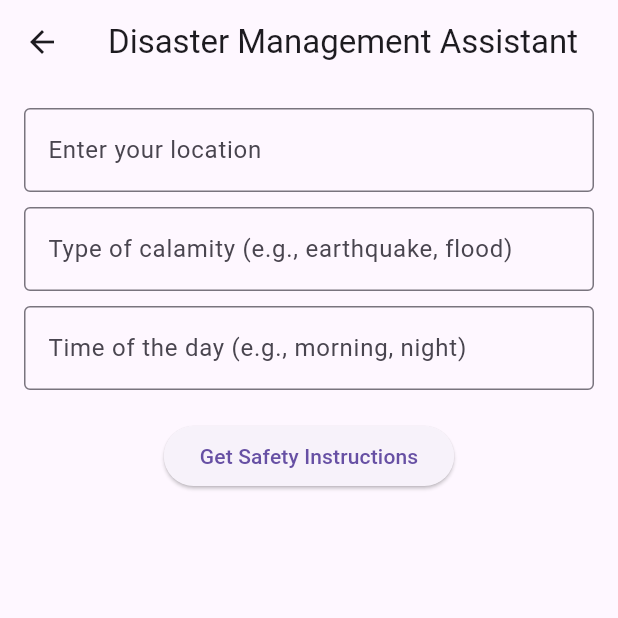
After one commit to Govind2005/Sewamitra-app, a Flutter app: the screen it shows after launch, after a tap on the "chat" icon, on a phone screen of 412 x 824 dp, the top half of it. The commit adds this screen. Run offline on Flutter 3.47's test engine with Material 3 defaults, Android fonts, the phone set to English and light mode, and no system bars; our stand-ins replace cloud_firestore, firebase_auth, firebase_core, flutter_markdown, google_sign_in; accounts and stored records are empty.

Commit message:
chatbot added

```diff
--- /dev/null
+++ b/lib/chatbot/chatbot_screen.dart
@@ -0,0 +1,125 @@
+import 'package:flutter/material.dart';
+import 'package:flutter_markdown/flutter_markdown.dart';
+import 'package:sewamitra/chatbot/gemini_service.dart';
+
+class ChatbotScreen extends StatefulWidget {
+  const ChatbotScreen({Key? key}) : super(key: key);
+
+  @override
+  _ChatbotScreenState createState() => _ChatbotScreenState();
+}
+
+class _ChatbotScreenState extends State<ChatbotScreen> {
+  final TextEditingController _placeController = TextEditingController();
+  final TextEditingController _calamityController = TextEditingController();
+  final TextEditingController _timeController = TextEditingController();
+
+  String _response = '';
+  bool _isLoading = false;
+
+  void _handleSubmit() async {
+    String place = _placeController.text.trim();
+    String calamity = _calamityController.text.trim();
+    String time = _timeController.text.trim();
+
+    if (place.isEmpty || calamity.isEmpty || time.isEmpty) {
+      setState(() {
+        _response = "Please fill in all fields.";
+      });
+      return;
+    }
+
+    String prompt =
+        "I am at $place, which has been hit with a $calamity at $time time of the day. "
+        "What are the steps I must follow? Please keep them concise and easy to read.";
+
+    // print("Generated prompt: $prompt");
+
+    setState(() {
+      _isLoading = true;
+      _response = '';
+    });
+
+    try {
+      String response = await GeminiService().getResponse(prompt);
+      setState(() {
+        _response = response;
+        _isLoading = false;
+      });
+    } catch (e) {
+      setState(() {
+        _response = 'Error: $e';
+        _isLoading = false;
+      });
+    }
+  }
+
+  @override
+  Widget build(BuildContext context) {
+    return Scaffold(
+      appBar: AppBar(title: Text('Disaster Management Assistant')),
+      body: Padding(
+        padding: const EdgeInsets.all(16.0),
+        child: Column(
+          children: [
+            // Location Input
+            TextField(
+              controller: _placeController,
+              decoration: InputDecoration(
+                labelText: 'Enter your location',
+                border: OutlineInputBorder(),
+              ),
+            ),
+            SizedBox(height: 10),
+
+            // Calamity Type Input
+            TextField(
+              controller: _calamityController,
+              decoration: InputDecoration(
+                labelText: 'Type of calamity (e.g., earthquake, flood)',
+                border: OutlineInputBorder(),
+              ),
+            ),
+            SizedBox(height: 10),
+
+            // Time of the Day Input
+            TextField(
+              controller: _timeController,
+              decoration: InputDecoration(
+                labelText: 'Time of the day (e.g., morning, night)',
+                border: OutlineInputBorder(),
+              ),
+            ),
+            SizedBox(height: 20),
+
+            // Submit Button
+            ElevatedButton(
+              onPressed: _handleSubmit,
+              child: Text('Get Safety Instructions'),
+            ),
+            SizedBox(height: 20),
+
+            // Show loading indicator
+            if (_isLoading) CircularProgressIndicator(),
+
+            // Response Display
+            if (_response.isNotEmpty)
+              Expanded(
+                child: Container(
+                  padding: EdgeInsets.all(10),
+                  decoration: BoxDecoration(
+                    border: Border.all(color: Colors.grey),
+                    borderRadius: BorderRadius.circular(8),
+                  ),
+                  child: SingleChildScrollView(
+                    child: MarkdownBody(
+                        data: _response), // Render formatted response
+                  ),
+                ),
+              ),
+          ],
+        ),
+      ),
+    );
+  }
+}
--- /dev/null
+++ b/lib/chatbot/gemini_service.dart
@@ -0,0 +1,36 @@
+import 'dart:convert';
+import 'package:http/http.dart' as http;
+
+class GeminiService {
+  final String apiKey = 'AIzaSyC4Wm4h_bcvc2IsAH91Kvm1y2OITfRq-tM';
+  String get apiUrl =>
+      'https://generativelanguage.googleapis.com/v1beta/models/gemini-2.0-flash:generateContent?key=$apiKey';
+
+  Future<String> getResponse(String query) async {
+    print('Sending request to Gemini AI');
+    final response = await http.post(
+      Uri.parse(apiUrl),
+      headers: {
+        'Content-Type': 'application/json',
+      },
+      body: jsonEncode({
+        "contents": [
+          {
+            "parts": [
+              {"text": query}
+            ]
+          }
+        ]
+      }),
+    );
+
+    print('Response status: ${response.statusCode}');
+    if (response.statusCode == 200) {
+      final data = jsonDecode(response.body);
+      return data['candidates'][0]['content']['parts'][0]['text'];
+    } else {
+      throw Exception(
+          'Failed to get response from Gemini AI: Response Status: ${response.statusCode}');
+    }
+  }
+}
--- a/lib/screens/base/home_page.dart
+++ b/lib/screens/base/home_page.dart
@@ -1,5 +1,6 @@
 import 'package:flutter/cupertino.dart';
 import 'package:flutter/material.dart';
+import 'package:sewamitra/chatbot/chatbot_screen.dart';
 import 'package:sewamitra/screens/base/volunteer_page.dart';
 import 'package:sewamitra/services/survival_guide.dart';
 
@@ -211,6 +212,19 @@ class HomePage extends StatelessWidget {
           ),
         ],
       ),
+      floatingActionButton: FloatingActionButton(
+        onPressed: () {
+          Navigator.push(
+            context,
+            MaterialPageRoute(
+                builder: (context) =>
+                    ChatbotScreen()), // Replace with your chatbot page
+          );
+        },
+        child: Icon(Icons.chat, color: Colors.white),
+        backgroundColor: Colors.blueAccent,
+        elevation: 5,
+      ),
     );
   }
 }
--- a/lib/screens/home_screen.dart
+++ b/lib/screens/home_screen.dart
@@ -1,8 +1,4 @@
-import 'package:firebase_auth/firebase_auth.dart';
 import 'package:flutter/material.dart';
-import 'package:provider/provider.dart';
-import 'package:sewamitra/services/firebase_auth_methods.dart';
-import 'package:sewamitra/widgets/custom_button.dart';
 import 'package:sewamitra/screens/base/home_page.dart';
 
 class HomeScreen extends StatelessWidget {
--- a/pubspec.yaml
+++ b/pubspec.yaml
@@ -46,6 +46,8 @@ dependencies:
   font_awesome_flutter: ^10.8.0
 
   provider: ^6.1.2
+  http: ^1.3.0
+  flutter_markdown: ^0.7.6+2
 
 dev_dependencies:
   flutter_test:
```
Also changed, not shown: lib/screens/base/donation_page.dart (added, +162 -0 lines), lib/screens/base/helping_ways.dart (+19 -5 lines), lib/screens/base/other_help.dart (added, +145 -0 lines), pubspec.lock.
